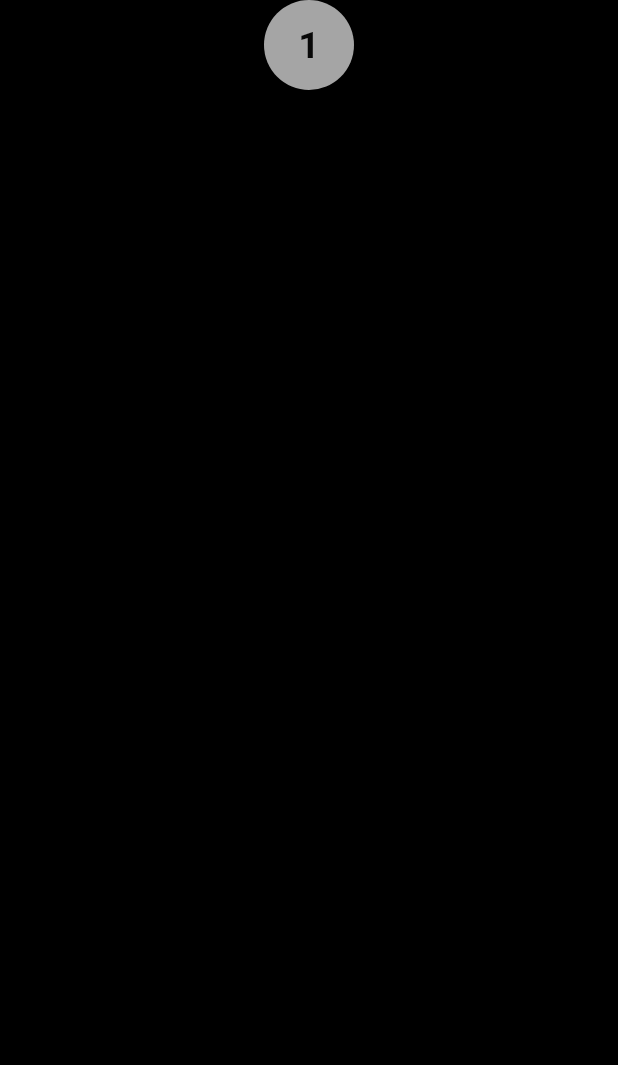
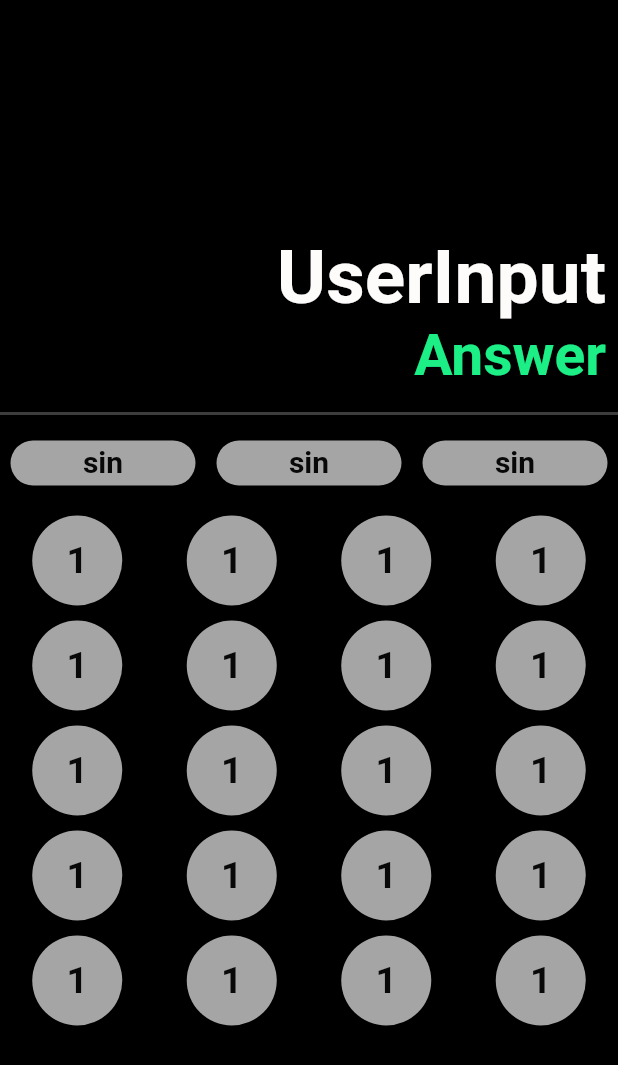
Before and after one commit to hifzakanwal/Flutter_Calculator, a Flutter app: the screen it shows after launch, on a phone screen of 412 x 824 dp. Shown: the top 1065 px of the screen. Run offline on Flutter 3.47's test engine with Material 2 defaults, Android fonts, the phone set to English and light mode, and no system bars.

Commit message:
calculator UI

```diff
--- a/lib/components.dart
+++ b/lib/components.dart
@@ -1,16 +1,14 @@
 import 'package:flutter/material.dart';
 
-class button extends StatefulWidget {
-  const button({Key? key}) : super(key: key);
+class Button extends StatelessWidget {
+  const Button({Key? key}) : super(key: key);
 
   @override
-  State<button> createState() => _buttonState();
-}
-
-class _buttonState extends State<button> {
-  @override
   Widget build(BuildContext context) {
-    return Container(
+    return Expanded(
+      child: Padding(
+        padding: EdgeInsets.symmetric(vertical: 5, horizontal: 7),
+        child: Container(
           height: 60,
           child: Center(
             child: Text(
@@ -25,6 +23,43 @@ class _buttonState extends State<button> {
             shape: BoxShape.circle,
             color: Color(0xffa5a5a5),
           ),
+        ),
+      ),
     );
   }
 }
+
+class Button2 extends StatelessWidget {
+  const Button2({
+    Key? key,
+  }) : super(key: key);
+
+  @override
+  Widget build(BuildContext context) {
+    return Expanded(
+      child: Padding(
+        padding: EdgeInsets.symmetric(vertical: 5, horizontal: 7),
+        child: Container(
+          height: 30,
+          width: 10,
+          child: Center(
+            child: Padding(
+              padding: const EdgeInsets.only(top: 0.5, bottom: 2),
+              child: Text(
+                "sin",
+                style: TextStyle(
+                    color: Color(0xff080808),
+                    fontSize: 20,
+                    fontWeight: FontWeight.bold),
+              ),
+            ),
+          ),
+          decoration: BoxDecoration(
+            borderRadius: BorderRadius.circular(30),
+            color: Color(0xffa5a5a5),
+          ),
+        ),
+      ),
+    );
+  }
+}
--- a/lib/main.dart
+++ b/lib/main.dart
@@ -1,4 +1,6 @@
 import 'package:flutter/material.dart';
+
+import 'components.dart';
 
 void main() {
   runApp(const MyApp());
@@ -18,36 +20,103 @@ class _MyAppState extends State<MyApp> {
       debugShowCheckedModeBanner: false,
       home: Scaffold(
           backgroundColor: Colors.black,
-          body: button(),
-        ));
-  }
-}
-
-class button extends StatefulWidget {
-  const button({Key? key}) : super(key: key);
-
-  @override
-  State<button> createState() => _buttonState();
-}
-
-class _buttonState extends State<button> {
-  @override
-  Widget build(BuildContext context) {
-    return Container(
-      height: 60,
-      child: Center(
+          body: Column(
+            children: [
+              Expanded(
+                flex: 2,
+                child: Padding(
+                  padding: const EdgeInsets.all(8.0),
+                  child: Column(
+                    mainAxisAlignment: MainAxisAlignment.end,
+                    crossAxisAlignment: CrossAxisAlignment.end,
+                    children: [
+                      Align(
+                        alignment: Alignment.bottomRight,
                         child: Text(
-          "1",
+                          "UserInput",
                           style: TextStyle(
-              color: Color(0xff080808),
-              fontSize: 25,
+                              color: Color(0xfffefbfb),
+                              fontSize: 50,
                               fontWeight: FontWeight.bold),
                         ),
                       ),
-      decoration: BoxDecoration(
-        shape: BoxShape.circle,
-        color: Color(0xffa5a5a5),
+                      Text(
+                        "Answer",
+                        style: TextStyle(
+                            color: Color(0xff1bef86),
+                            fontSize: 38,
+                            fontWeight: FontWeight.bold),
                       ),
+                    ],
+                  ),
+                ),
+              ),
+              Divider(
+                thickness: 2,
+                color: Colors.white24,
+              ),
+              SizedBox(
+                height: 5,
+              ),
+              Expanded(
+                flex: 4,
+                child: Column(
+                  children: [
+                    Row(
+                      children: [
+                        Button2(),
+                        Button2(),
+                        Button2(),
+                      ],
+                    ),
+                    SizedBox(
+                      height: 10,
+                    ),
+                    Row(
+                      children: [
+                        Button(),
+                        Button(),
+                        Button(),
+                        Button(),
+                      ],
+                    ),
+                    Row(
+                      children: [
+                        Button(),
+                        Button(),
+                        Button(),
+                        Button(),
+                      ],
+                    ),
+                    Row(
+                      children: [
+                        Button(),
+                        Button(),
+                        Button(),
+                        Button(),
+                      ],
+                    ),
+                    Row(
+                      children: [
+                        Button(),
+                        Button(),
+                        Button(),
+                        Button(),
+                      ],
+                    ),
+                    Row(
+                      children: [
+                        Button(),
+                        Button(),
+                        Button(),
+                        Button(),
+                      ],
+                    ),
+                  ],
+                ),
+              )
+            ],
+          )),
     );
   }
 }
```
Lines whose indentation alone changed are shown as unchanged.
